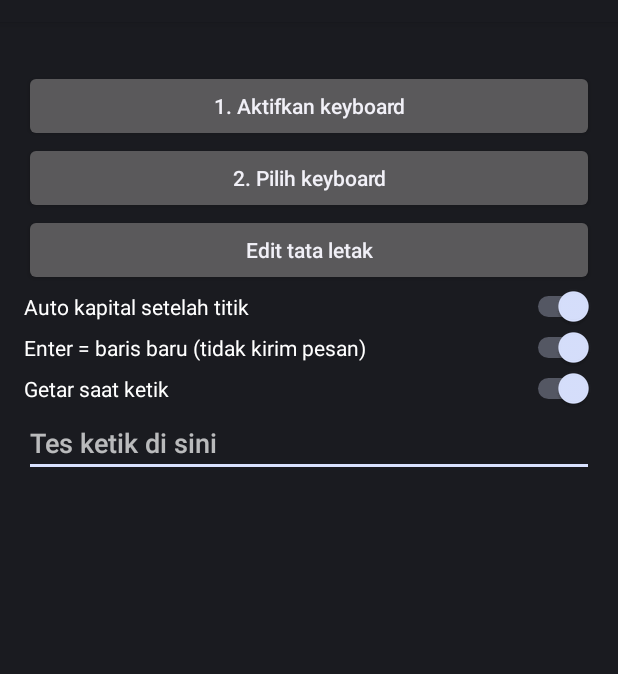
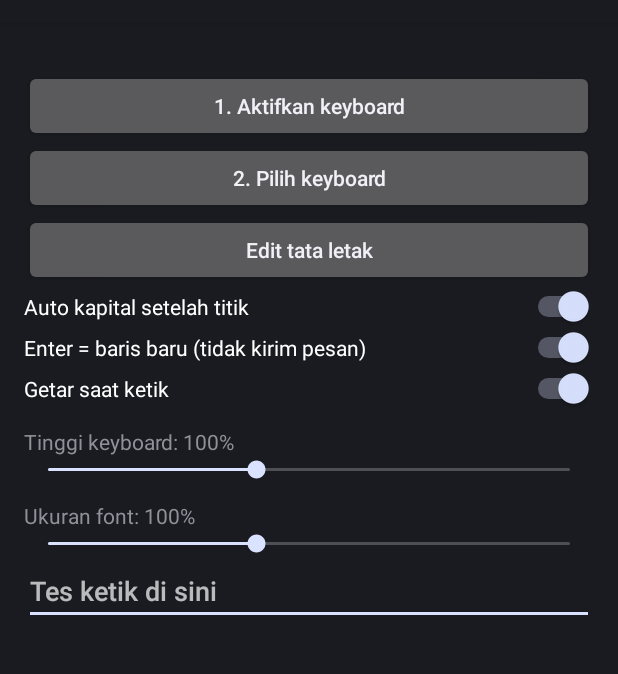
Before and after one commit to JefzAljabbar/JefzKeyboard, an Android app: the screen it shows after launch (SettingsActivity), on a phone screen of 412 x 824 dp, the part 62-736 px from its top. Run offline under Robolectric (Android 15) with nearby library versions, the phone set to English and light mode, and no system bars.

Commit message:
Upload 5 file via GitHub Uploader

```diff
--- a/app/src/main/java/com/jefz/keyboard/SettingsActivity.kt
+++ b/app/src/main/java/com/jefz/keyboard/SettingsActivity.kt
@@ -8,7 +8,10 @@ import android.view.inputmethod.InputMethodManager
 import android.widget.Button
 import android.widget.EditText
 import android.widget.LinearLayout
+import android.widget.ScrollView
+import android.widget.SeekBar
 import android.widget.Switch
+import android.widget.TextView
 
 class SettingsActivity : Activity() {
     override fun onCreate(b: Bundle?) {
@@ -28,13 +31,33 @@ class SettingsActivity : Activity() {
                 setOnCheckedChangeListener { _, c -> p.edit().putBoolean(key, c).apply() }
             })
         }
+        fun slider(t: String, key: String, min: Int, max: Int, def: Int) {
+            val tv = TextView(this)
+            val sb = SeekBar(this)
+            val cur = p.getInt(key, def)
+            sb.max = max - min
+            sb.progress = cur - min
+            tv.text = "$t: $cur%"
+            sb.setOnSeekBarChangeListener(object : SeekBar.OnSeekBarChangeListener {
+                override fun onProgressChanged(s: SeekBar?, v: Int, user: Boolean) {
+                    tv.text = "$t: ${v + min}%"
+                    p.edit().putInt(key, v + min).apply()
+                }
+                override fun onStartTrackingTouch(s: SeekBar?) {}
+                override fun onStopTrackingTouch(s: SeekBar?) {}
+            })
+            tv.setPadding(0, (12 * d).toInt(), 0, 0)
+            root.addView(tv); root.addView(sb)
+        }
         btn("1. Aktifkan keyboard") { startActivity(Intent(Settings.ACTION_INPUT_METHOD_SETTINGS)) }
         btn("2. Pilih keyboard") { (getSystemService(INPUT_METHOD_SERVICE) as InputMethodManager).showInputMethodPicker() }
         btn("Edit tata letak") { startActivity(Intent(this, LayoutEditorActivity::class.java)) }
         sw("Auto kapital setelah titik", "autocap")
         sw("Enter = baris baru (tidak kirim pesan)", "enternl")
         sw("Getar saat ketik", "haptic")
+        slider("Tinggi keyboard", "hpct", 60, 160, 100)
+        slider("Ukuran font", "fpct", 60, 160, 100)
         root.addView(EditText(this).apply { hint = "Tes ketik di sini" })
-        setContentView(root)
+        setContentView(ScrollView(this).apply { addView(root) })
     }
 }
```
Also changed, not shown: app/src/main/java/com/jefz/keyboard/Ime.kt (+20 -3 lines), app/src/main/java/com/jefz/keyboard/KeyboardView.kt (+5 -3 lines), app/src/main/java/com/jefz/keyboard/LayoutEditorActivity.kt (+59 -22 lines).
